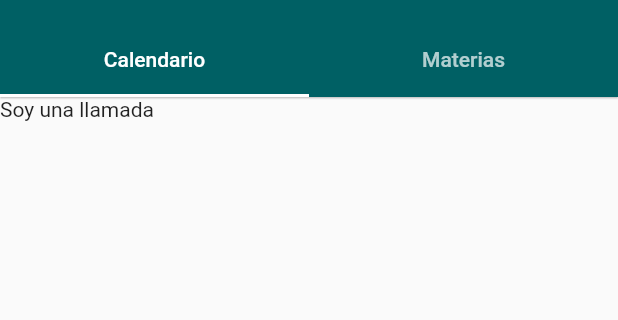
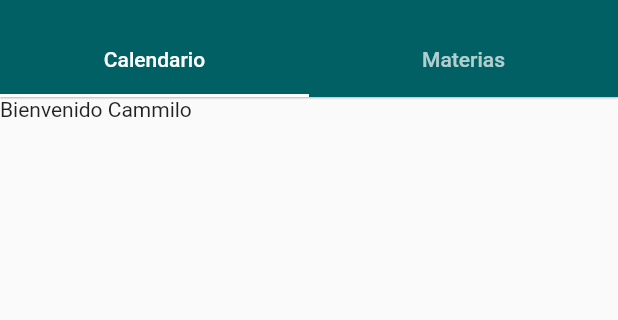
Before and after one commit to sloboguerreron/FlutterPhotoboard, a Flutter app: the LoginPage screen opened directly, after a tap on "OK", on a phone screen of 412 x 824 dp, the part 59-379 px from its top. Run offline on Flutter 3.47's test engine with Material 2 defaults, Android fonts, the phone set to English and light mode, and no system bars; our stand-ins replace avatar_glow, localstorage, table_calendar.

Commit message:
LocalStorage

```diff
--- a/lib/login.dart
+++ b/lib/login.dart
@@ -6,6 +6,7 @@ import 'package:ejemplo_construccion/widget/inputEmail.dart';
 import 'package:ejemplo_construccion/widget/password.dart';
 import 'package:ejemplo_construccion/widget/textLogin.dart';
 import 'package:ejemplo_construccion/widget/verticalText.dart';
+import 'package:localstorage/localstorage.dart';
 
 
 class LoginPage extends StatefulWidget {
@@ -14,6 +15,7 @@ class LoginPage extends StatefulWidget {
 }
 
 class _LoginPageState extends State<LoginPage> {
+
   @override
   Widget build(BuildContext context) {
     return Scaffold(
--- a/lib/pages/calls.dart
+++ b/lib/pages/calls.dart
@@ -1,10 +1,10 @@
 import 'package:flutter/material.dart';
+import 'package:localstorage/localstorage.dart';
 import 'package:table_calendar/table_calendar.dart';
 
 class CallPage extends StatefulWidget{
   @override
   CallState createState() {
-    // TODO: implement createState
     return CallState();
   }
 
@@ -12,12 +12,13 @@ class CallPage extends StatefulWidget{
 }
 
 class CallState extends State<CallPage>{
+  final LocalStorage storage = new LocalStorage('clh');
   @override
   Widget build(BuildContext context) {
-    // TODO: implement build
+
     return Scaffold(
 
-      body: Text('Soy una llamada'),
+      body: Text("Bienvenido "+storage.getItem("name")),
     );
   }
 
--- a/lib/principal.dart
+++ b/lib/principal.dart
@@ -1,6 +1,7 @@
 import 'package:ejemplo_construccion/pages/calls.dart';
 import 'package:ejemplo_construccion/pages/chats.dart';
 import 'package:flutter/material.dart';
+
 
 
 
@@ -23,6 +24,7 @@ class PrincipalPage extends StatelessWidget {
 }
 
 class MyHomePage extends StatefulWidget {
+
   MyHomePage({Key key, this.title}) : super(key: key);
   final String title;
 
@@ -32,6 +34,7 @@ class MyHomePage extends StatefulWidget {
 
 class _MyHomePageState extends State<MyHomePage>
     with SingleTickerProviderStateMixin {
+
   int _counter = 0;
   int _currentPage = 0;
 
--- a/lib/widget/button.dart
+++ b/lib/widget/button.dart
@@ -1,5 +1,6 @@
 import 'package:flutter/material.dart';
 import 'package:ejemplo_construccion/principal.dart';
+import 'package:localstorage/localstorage.dart';
 
 class ButtonLogin extends StatefulWidget {
   @override
@@ -7,6 +8,7 @@ class ButtonLogin extends StatefulWidget {
 }
 
 class _ButtonLoginState extends State<ButtonLogin> {
+  final LocalStorage storage = new LocalStorage('clh');
   @override
   Widget build(BuildContext context) {
     return Padding(
@@ -32,6 +34,7 @@ class _ButtonLoginState extends State<ButtonLogin> {
         ),
         child: FlatButton(
           onPressed: () {
+            storage.setItem("name", "Cammilo");
             Navigator.of(context).push(
               MaterialPageRoute<void>(
                 builder: (BuildContext context) => PrincipalPage()
--- a/pubspec.yaml
+++ b/pubspec.yaml
@@ -24,6 +24,7 @@ dependencies:
   # The following adds the Cupertino Icons font to your application.
   # Use with the CupertinoIcons class for iOS style icons.
   cupertino_icons: ^0.1.2
+  localstorage: ^3.0.0
   avatar_glow:
   table_calendar: ^2.2.3
 
```
